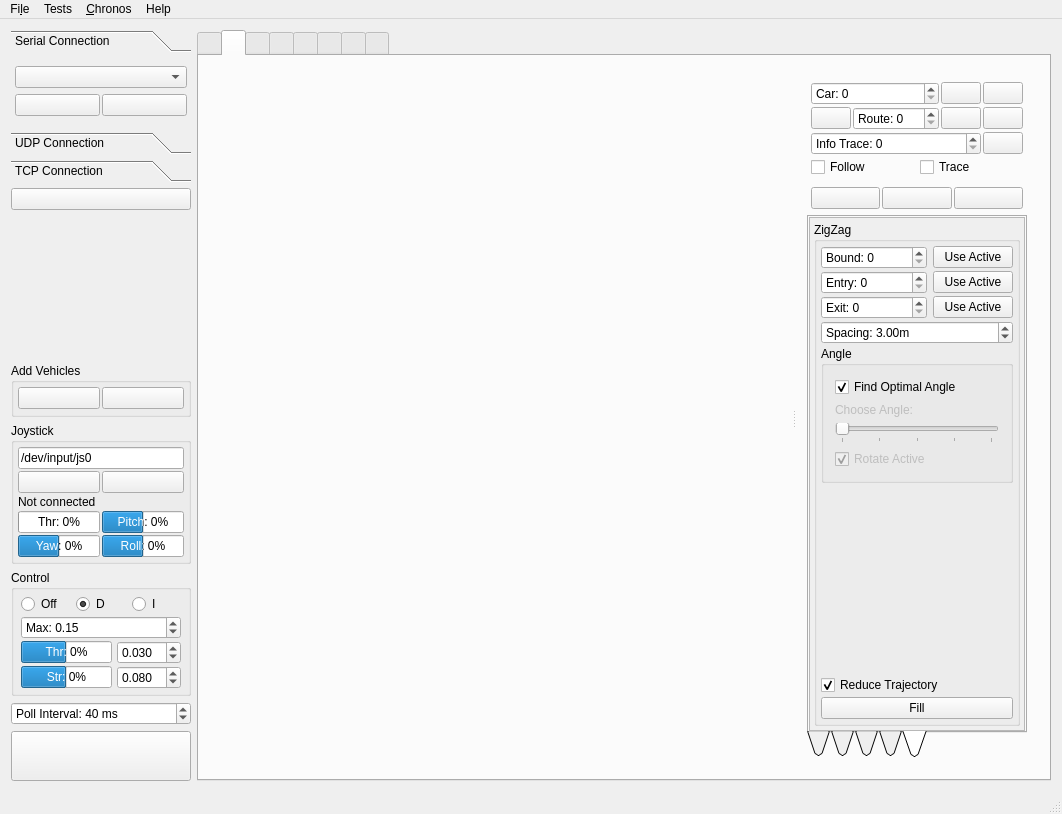
The window that Linux/RControlStation/mainwindow.ui (vedderb/rise_sdvp) describes before a commit, drawn with Qt 5.
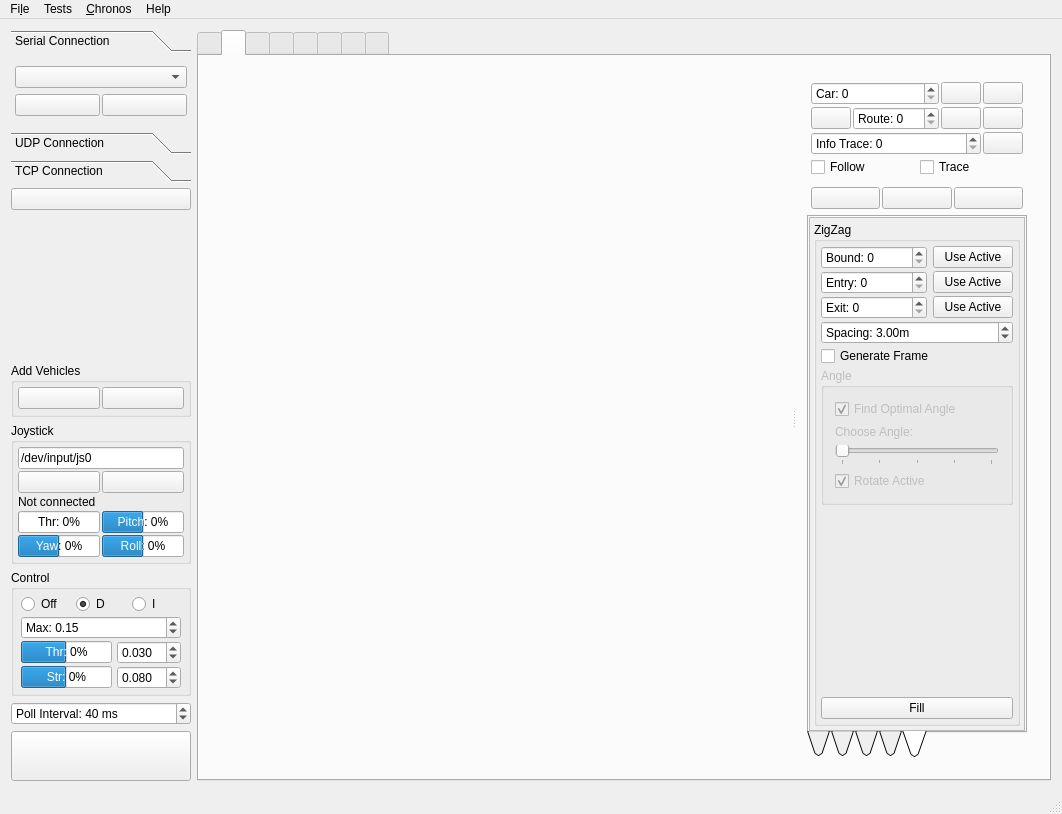
The same window after the commit. Icons and pictures are not drawn. Custom widgets are drawn as their Qt base class.

Commit message: implement RouteMagic::fillConvexPolygonWithFramedZigZag, update UI

```diff
--- a/Linux/RControlStation/mainwindow.ui
+++ b/Linux/RControlStation/mainwindow.ui
@@ -2794,7 +2794,7 @@
                     <rect>
                      <x>0</x>
                      <y>0</y>
-                     <width>243</width>
+                     <width>211</width>
                      <height>468</height>
                     </rect>
                    </property>
@@ -2932,14 +2932,27 @@
                          </property>
                         </widget>
                        </item>
+                       <item>
+                        <widget class="QCheckBox" name="generateFrameCheckBox">
+                         <property name="text">
+                          <string>Generate Frame</string>
+                         </property>
+                        </widget>
+                       </item>
                        <item>
                         <widget class="QGroupBox" name="groupBox_21">
+                         <property name="enabled">
+                          <bool>false</bool>
+                         </property>
                          <property name="title">
                           <string>Angle</string>
                          </property>
                          <layout class="QVBoxLayout" name="verticalLayout_29">
                           <item>
                            <widget class="QCheckBox" name="findOptimalAngleCheckBox">
+                            <property name="enabled">
+                             <bool>false</bool>
+                            </property>
                             <property name="text">
                              <string>Find Optimal Angle</string>
                             </property>
@@ -3018,16 +3031,6 @@
                          </property>
                         </spacer>
                        </item>
-                       <item>
-                        <widget class="QCheckBox" name="reduceTrajectoryCheckBox">
-                         <property name="text">
-                          <string>Reduce Trajectory</string>
-                         </property>
-                         <property name="checked">
-                          <bool>true</bool>
-                         </property>
-                        </widget>
-                       </item>
                        <item>
                         <widget class="QPushButton" name="boundsFillPushButton">
                          <property name="text">
```
Left out of the diff: 6 changed lines with no effect on the pictures. The commit also changes 3 other files.
